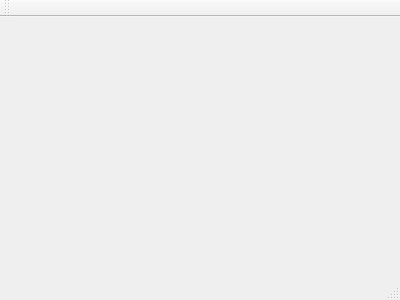
Above: mainwindow.ui from iMorlin/Thread before the change. Below: the same form after it.
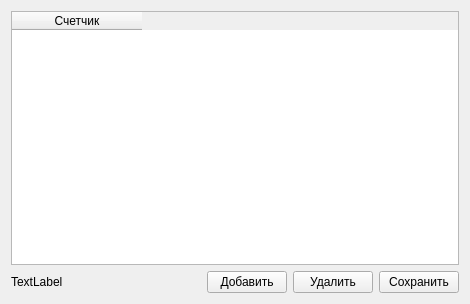
That is the form after the change.

Patch:
```diff
--- a/mainwindow.ui
+++ b/mainwindow.ui
@@ -1,24 +1,101 @@
 <ui version="4.0">
  <class>MainWindow</class>
- <widget class="QMainWindow" name="MainWindow" >
-  <property name="geometry" >
+ <widget class="QMainWindow" name="MainWindow">
+  <property name="geometry">
    <rect>
     <x>0</x>
     <y>0</y>
-    <width>400</width>
-    <height>300</height>
+    <width>470</width>
+    <height>304</height>
    </rect>
   </property>
   <property name="windowTitle" >
    <string>MainWindow</string>
   </property>
-  <widget class="QMenuBar" name="menuBar" />
-  <widget class="QToolBar" name="mainToolBar" />
-  <widget class="QWidget" name="centralWidget" />
-  <widget class="QStatusBar" name="statusBar" />
+  <widget class="QWidget" name="centralWidget">
+   <property name="minimumSize">
+    <size>
+     <width>0</width>
+     <height>0</height>
+    </size>
+   </property>
+   <layout class="QGridLayout" name="gridLayout">
+    <item row="1" column="0">
+     <layout class="QHBoxLayout" name="horizontalLayout">
+      <item>
+       <widget class="QLabel" name="label">
+        <property name="sizePolicy">
+         <sizepolicy hsizetype="Minimum" vsizetype="Preferred">
+          <horstretch>0</horstretch>
+          <verstretch>0</verstretch>
+         </sizepolicy>
+        </property>
+        <property name="text">
+         <string>TextLabel</string>
+        </property>
+       </widget>
+      </item>
+      <item>
+       <spacer name="horizontalSpacer">
+        <property name="orientation">
+         <enum>Qt::Horizontal</enum>
+        </property>
+        <property name="sizeType">
+         <enum>QSizePolicy::Expanding</enum>
+        </property>
+        <property name="sizeHint" stdset="0">
+         <size>
+          <width>40</width>
+          <height>20</height>
+         </size>
+        </property>
+       </spacer>
+      </item>
+      <item>
+       <widget class="QPushButton" name="AddPushButton">
+        <property name="text">
+         <string>Добавить</string>
+        </property>
+       </widget>
+      </item>
+      <item>
+       <widget class="QPushButton" name="DelPushButton">
+        <property name="text">
+         <string>Удалить</string>
+        </property>
+       </widget>
+      </item>
+      <item>
+       <widget class="QPushButton" name="SavePushButton">
+        <property name="text">
+         <string>Сохранить</string>
+        </property>
+       </widget>
+      </item>
+     </layout>
+    </item>
+    <item row="0" column="0">
+     <widget class="QTableWidget" name="tableWidget">
+      <property name="rowCount">
+       <number>0</number>
+      </property>
+      <property name="columnCount">
+       <number>1</number>
+      </property>
+      <attribute name="horizontalHeaderDefaultSectionSize">
+       <number>130</number>
+      </attribute>
+      <column>
+       <property name="text">
+        <string>Счетчик</string>
+       </property>
+      </column>
+     </widget>
+    </item>
+   </layout>
+  </widget>
  </widget>
- <layoutDefault spacing="6" margin="11" />
- <pixmapfunction></pixmapfunction>
+ <layoutdefault spacing="6" margin="11"/>
  <resources/>
  <connections/>
 </ui>
```
Left out of the diff: 3 changed lines with no effect on the pictures.
